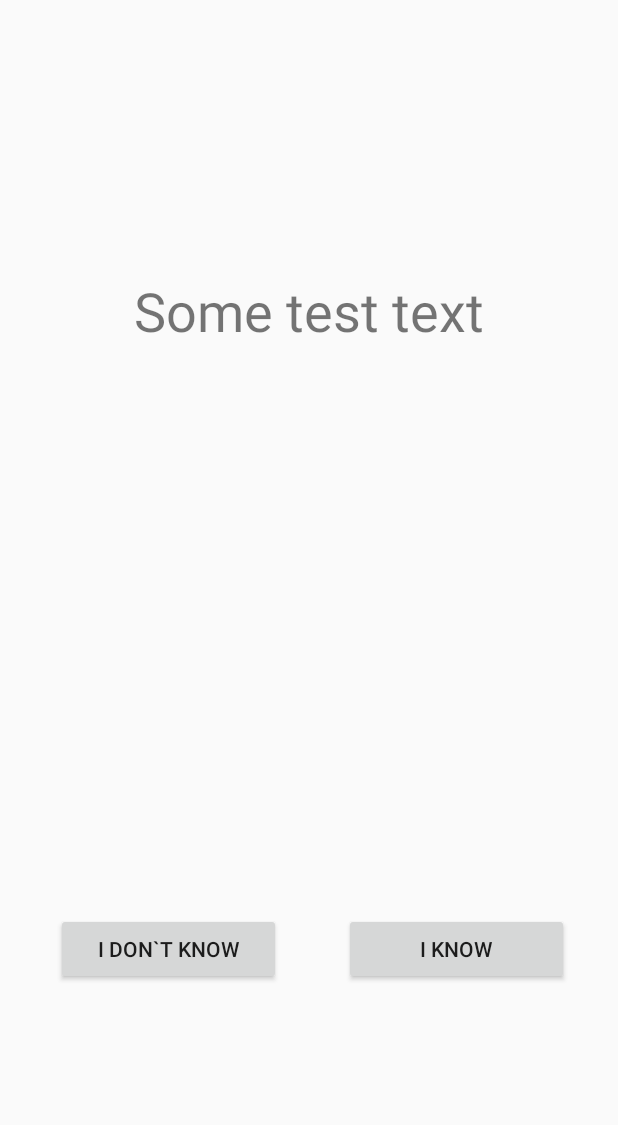
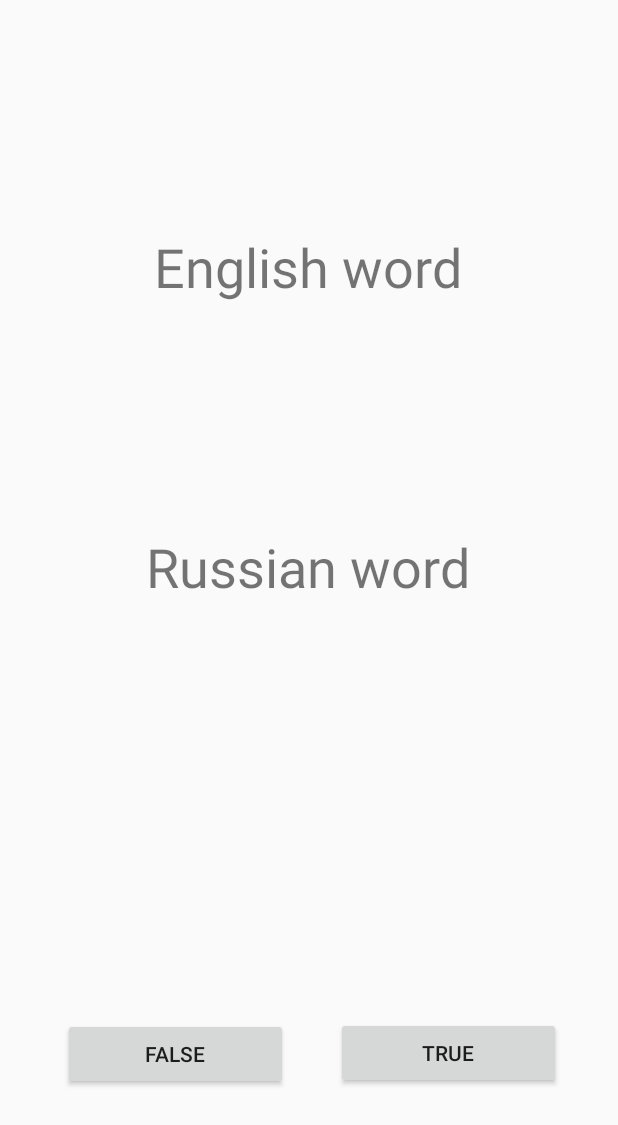
Before and after one commit to kulyklev/WordTrainer2.0, an Android app: the layout activity_exercise_true_or_false.xml on its own in the app's theme, with its tools: preview values and no code run, on a phone screen of 412 x 824 dp. Shown: the top 1125 px of the screen. Run offline under Robolectric (Android 15) with nearby library versions, the phone set to English and light mode, and no system bars; network calls fail.

Commit message:
Exercuse TrueFalse

```diff
--- a/app/src/main/AndroidManifest.xml
+++ b/app/src/main/AndroidManifest.xml
@@ -20,7 +20,7 @@
         </activity>
         <activity android:name=".MyDictionaries" />
         <activity android:name=".LibraryActivity" />
-        <activity android:name=".ExerciseOneActivity" />
+        <activity android:name=".ExerciseTrueFalseActivity" />
         <activity android:name=".SelectExerciseActivity" />
         <activity android:name=".ExerciseWritingActivity" />
         <activity android:name=".CalendarActivity" />
--- a/app/src/main/java/com/example/admin/wordtrainer20/ExerciseChoiceActivity.java
+++ b/app/src/main/java/com/example/admin/wordtrainer20/ExerciseChoiceActivity.java
@@ -44,9 +44,11 @@ public class ExerciseChoiceActivity extends AppCompatActivity implements View.On
 
 
 
-    private void init() throws IOException {
+    private void initRussianToEnglish() throws IOException {
 
         connectionDatabase();
+
+
         textShow = (TextView) findViewById(R.id.wordTextView);
 
         if (learningObject.isTrainingOff(MarkExercise.RUS_TO_ENG, mDb))
@@ -107,7 +109,7 @@ public class ExerciseChoiceActivity extends AppCompatActivity implements View.On
             // do something with the customer
         }
         try {
-            init();
+            initRussianToEnglish();
         } catch (IOException e) {
             e.printStackTrace();
         }
--- a/app/src/main/res/layout/activity_exercise_choice.xml
+++ b/app/src/main/res/layout/activity_exercise_choice.xml
@@ -9,7 +9,7 @@
     <TextView
         android:layout_width="wrap_content"
         android:layout_height="wrap_content"
-        android:text="@string/test_text"
+        android:text="@string/wordTextView"
         android:textSize="36sp"
         android:layout_marginRight="8dp"
         app:layout_constraintRight_toRightOf="parent"
--- a/app/src/main/res/layout/activity_exercise_true_or_false.xml
+++ b/app/src/main/res/layout/activity_exercise_true_or_false.xml
@@ -4,36 +4,53 @@
     xmlns:tools="http://schemas.android.com/tools"
     android:layout_width="match_parent"
     android:layout_height="match_parent"
-    tools:context="com.example.admin.wordtrainer20.ExerciseOneActivity">
+    tools:context="com.example.admin.wordtrainer20.ExerciseTrueFalseActivity">
 
     <TextView
-        android:id="@+id/textViewShow"
+        android:id="@+id/textViewShowEng"
         android:layout_width="wrap_content"
         android:layout_height="wrap_content"
         android:layout_marginLeft="8dp"
         android:layout_marginRight="8dp"
         android:layout_marginTop="8dp"
-        android:text="@string/test_text"
+        android:text="@string/textShowEng"
         android:textSize="36sp"
-        app:layout_constraintHorizontal_bias="0.502"
+        app:layout_constraintHorizontal_bias="0.497"
         app:layout_constraintLeft_toLeftOf="parent"
         app:layout_constraintRight_toRightOf="parent"
         app:layout_constraintTop_toTopOf="parent"
         app:layout_constraintBottom_toBottomOf="parent"
         android:layout_marginBottom="8dp"
-        app:layout_constraintVertical_bias="0.23000002" />
+        app:layout_constraintVertical_bias="0.191" />
 
-    <Button
-        android:id="@+id/buttonNo"
-        android:layout_width="150dp"
+    <TextView
+        android:id="@+id/textViewShowRus"
+        android:layout_width="wrap_content"
         android:layout_height="wrap_content"
         android:layout_marginBottom="8dp"
         android:layout_marginLeft="8dp"
         android:layout_marginRight="8dp"
         android:layout_marginTop="8dp"
-        android:text="@string/i_don_t_know"
+        android:text="@string/textViewShowRus"
+        android:textSize="36sp"
         app:layout_constraintBottom_toBottomOf="parent"
-        app:layout_constraintHorizontal_bias="0.12"
+        app:layout_constraintHorizontal_bias="0.497"
+        app:layout_constraintLeft_toLeftOf="parent"
+        app:layout_constraintRight_toRightOf="parent"
+        app:layout_constraintTop_toTopOf="parent"
+        app:layout_constraintVertical_bias="0.455" />
+
+    <Button
+        android:id="@+id/buttonFalse"
+        android:layout_width="150dp"
+        android:layout_height="wrap_content"
+        android:layout_marginBottom="97dp"
+        android:layout_marginLeft="8dp"
+        android:layout_marginRight="8dp"
+        android:layout_marginTop="8dp"
+        android:text="@string/btnFalse"
+        app:layout_constraintBottom_toBottomOf="parent"
+        app:layout_constraintHorizontal_bias="0.138"
         app:layout_constraintLeft_toLeftOf="parent"
         app:layout_constraintRight_toRightOf="parent"
         app:layout_constraintTop_toBottomOf="@+id/textViewShow"
@@ -43,13 +60,13 @@
         android:id="@+id/buttonYes"
         android:layout_width="150dp"
         android:layout_height="wrap_content"
-        android:layout_marginBottom="8dp"
+        android:layout_marginBottom="98dp"
         android:layout_marginLeft="8dp"
         android:layout_marginRight="8dp"
         android:layout_marginTop="8dp"
-        android:text="@string/i_know"
+        android:text="@string/btnTrue"
         app:layout_constraintBottom_toBottomOf="parent"
-        app:layout_constraintHorizontal_bias="0.9"
+        app:layout_constraintHorizontal_bias="0.877"
         app:layout_constraintLeft_toLeftOf="parent"
         app:layout_constraintRight_toRightOf="parent"
         app:layout_constraintTop_toBottomOf="@+id/textViewShow"
--- a/app/src/main/res/layout/activity_exercise_writing.xml
+++ b/app/src/main/res/layout/activity_exercise_writing.xml
@@ -8,20 +8,20 @@
 
     <TextView
         android:id="@+id/textViewShow"
+        android:text="@string/textViewShow"
         android:layout_width="wrap_content"
         android:layout_height="wrap_content"
         android:layout_marginStart="8dp"
         android:layout_marginRight="8dp"
         android:layout_marginTop="8dp"
-        android:text="@string/test_text"
         android:textSize="36sp"
-        app:layout_constraintHorizontal_bias="0.502"
+        app:layout_constraintHorizontal_bias="0.508"
         app:layout_constraintLeft_toLeftOf="parent"
         app:layout_constraintRight_toRightOf="parent"
         app:layout_constraintTop_toTopOf="parent"
         app:layout_constraintBottom_toBottomOf="parent"
         android:layout_marginBottom="8dp"
-        app:layout_constraintVertical_bias="0.23000002" />
+        app:layout_constraintVertical_bias="0.237" />
 
     <EditText
         android:id="@+id/textAnswer"
--- a/app/src/main/res/layout/grid_view_item.xml
+++ b/app/src/main/res/layout/grid_view_item.xml
@@ -16,7 +16,7 @@
         android:id="@+id/signature"
         android:layout_width="wrap_content"
         android:layout_height="24dp"
-        android:text="@string/test_text"
+        android:text="@string/grid_view_title"
         android:textAlignment="center"
         android:textSize="18sp"
         />
--- a/app/src/main/res/layout/list_item.xml
+++ b/app/src/main/res/layout/list_item.xml
@@ -26,7 +26,7 @@ android:layout_width="match_parent" android:layout_height="match_parent">
     android:layout_toEndOf="@id/LibraryImageView"
     android:layout_marginEnd="8dp"
     android:layout_gravity="end"
-    android:text="@string/test_text"
+    android:text="@string/textItemList"
     android:gravity="start|center_vertical"
     android:paddingStart="?android:attr/listPreferredItemPaddingLeft"
     android:paddingEnd="?android:attr/listPreferredItemPaddingRight"
--- a/app/src/main/res/values/strings.xml
+++ b/app/src/main/res/values/strings.xml
@@ -5,7 +5,6 @@
     <string name="my_dictionaries">My dictionaries</string>
     <string name="statistic">Statistic</string>
     <string name="calendar">Calendar</string>
-    <string name="test_text">Some test text</string>
     <string name="hint_answer">Enter your answer</string>
     <string name="add_dictionary">Add dictionary</string>
     <string name="exercise_two">Exercise two</string>
@@ -14,8 +13,14 @@
     <string name="exercise_four">Exercise four</string>
     <string name="study_butt">Study</string>
     <string name="dictionary_image">Dictionary image</string>
-    <string name="i_know">I know</string>
-    <string name="i_don_t_know">I don`t know</string>
-    <string name="next_butt">Next</string>
+    <string name="btnTrue"> True </string>
+    <string name="btnFalse"> False </string>
+    <string name="next_butt"> Next </string>
+    <string name="textShowEng"> English word </string>
+    <string name="textViewShowRus"> Russian word </string>
+    <string name="wordTextView"> Worw view </string>
+    <string name="textItemList"> Library title </string>
+    <string name="grid_view_title"> Icons </string>
+    <string name="textViewShow"> Text view </string>
 
 </resources>
```
Also changed, not shown: app/src/main/java/com/example/admin/wordtrainer20/ExerciseOneActivity.java (deleted, +0 -44 lines), app/src/main/java/com/example/admin/wordtrainer20/ExerciseTrueFalseActivity.java (added, +98 -0 lines), app/src/main/java/com/example/admin/wordtrainer20/HelperClasses/Exercise.java (+21 -0 lines), app/src/main/java/com/example/admin/wordtrainer20/SelectExerciseActivity.java (+23 -21 lines).
